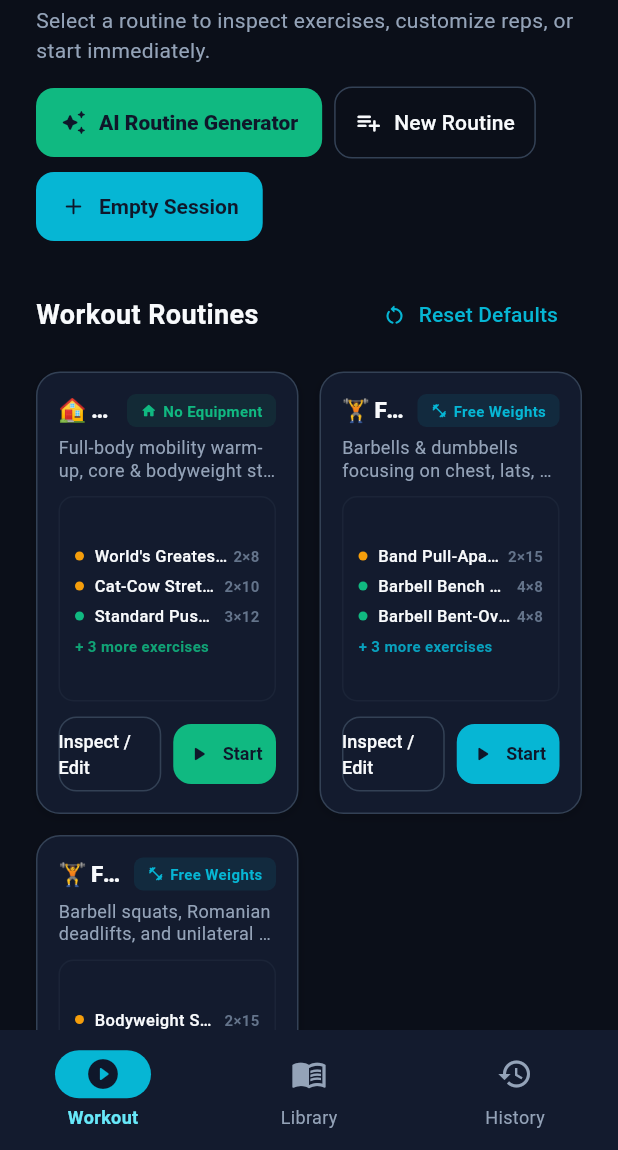
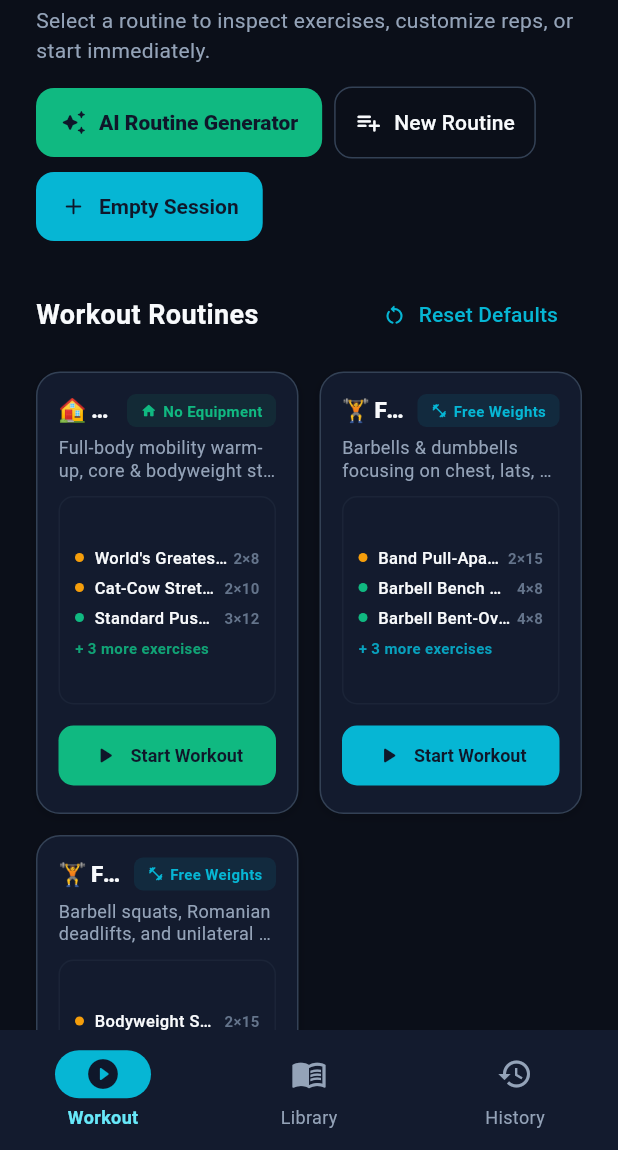
Before and after one commit to armin-hartmann/gemma-fitness, a Flutter app: the screen it shows after launch, on a phone screen of 412 x 824 dp, the part 86-1236 px from its top. Run offline on Flutter 3.47's test engine with Material 3 defaults, Android fonts, the phone set to English and light mode, and no system bars; our stand-ins replace drift, drift_flutter, google_generative_ai, shared_preferences; missing offline and left inert: dart:js_interop; accounts and stored records are empty; generated files the repository leaves out were written again.

Commit message:
Enhance card UX: direct tap-to-edit for Workout Routine & Exercise cards, simplify bottom actions, hide delete in edit modes

```diff
--- a/lib/ui/features/workout_tracker/views/workout_preset_card.dart
+++ b/lib/ui/features/workout_tracker/views/workout_preset_card.dart
@@ -235,47 +235,29 @@ class _WorkoutPresetCardState extends State<WorkoutPresetCard> {
                   ),
                   const SizedBox(height: 10),
 
-                  // Bottom Action Buttons
-                  Row(
-                    children: [
-                      Expanded(
-                        child: OutlinedButton(
-                          style: OutlinedButton.styleFrom(
-                            padding: const EdgeInsets.symmetric(vertical: 8),
-                            side: BorderSide(
-                              color: _isHovered
-                                  ? AppTheme.primary.withAlpha(120)
-                                  : AppTheme.cardBorder,
-                            ),
-                          ),
-                          onPressed: widget.onInspect,
-                          child: const Text(
-                            'Inspect / Edit',
-                            style: TextStyle(fontSize: 12),
-                          ),
-                        ),
-                      ),
-                      const SizedBox(width: 8),
-                      Expanded(
+                  // Bottom Action Button: Start Workout
+                  SizedBox(
+                    width: double.infinity,
                     child: ElevatedButton.icon(
                       style: ElevatedButton.styleFrom(
                         backgroundColor: accentColor,
                         foregroundColor: const Color(0xFF0F172A),
-                            padding: const EdgeInsets.symmetric(vertical: 8),
+                        padding: const EdgeInsets.symmetric(vertical: 10),
                         elevation: _isHovered ? 2 : 0,
+                        shape: RoundedRectangleBorder(
+                          borderRadius: BorderRadius.circular(10),
+                        ),
                       ),
                       onPressed: widget.onStart,
-                          icon: const Icon(Icons.play_arrow_rounded, size: 16),
+                      icon: const Icon(Icons.play_arrow_rounded, size: 18),
                       label: const Text(
-                            'Start',
+                        'Start Workout',
                         style: TextStyle(
                           fontSize: 12,
                           fontWeight: FontWeight.bold,
                         ),
                       ),
                     ),
-                      ),
-                    ],
                   ),
                 ],
               ),
```
Also changed, not shown: lib/ui/features/exercise_admin/views/exercise_admin_view.dart (+12 -30 lines), lib/ui/features/workout_tracker/views/active_workout_view.dart (+15 -27 lines), lib/ui/features/workout_tracker/views/workout_detail_dialog.dart (+10 -8 lines). Lines whose indentation alone changed are shown as unchanged.
